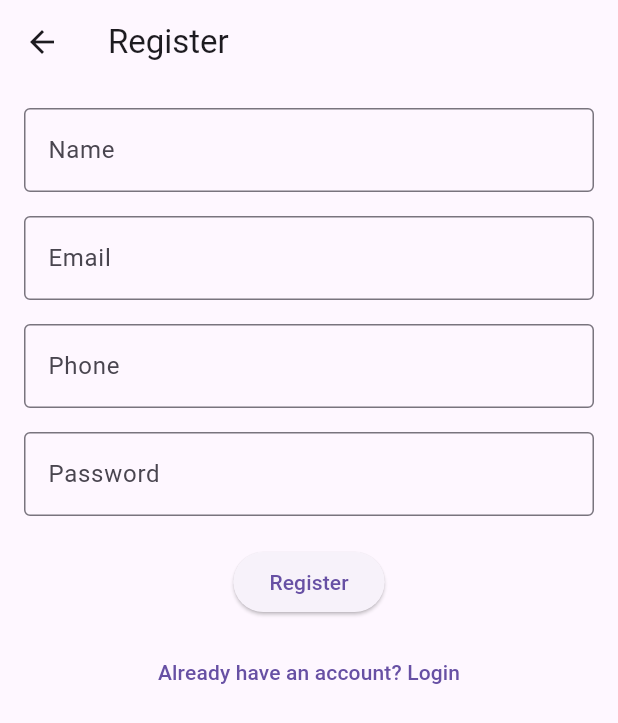
After one commit to MuhammadBrataH/gerak-mobile-app, a Flutter app: the RegisterView screen opened by its route, on a phone screen of 412 x 824 dp. The commit adds this screen. Shown: the top 723 px of the screen. Run offline on Flutter 3.47's test engine with Material 3 defaults, Android fonts, the phone set to English and light mode, and no system bars; our stand-ins replace dio, flutter_secure_storage, get; accounts and stored records are empty.

Commit message:
"logika create account"

```diff
--- a/lib/core/network/api_client.dart
+++ b/lib/core/network/api_client.dart
@@ -17,7 +17,7 @@ class ApiException implements Exception {
 }
 
 class ApiClient {
-  static const String baseUrl = 'http://192.168.137.252:5000';
+  static const String baseUrl = 'http://192.168.137.1:5000';
   static const String accessTokenKey = 'token';
   static const String refreshTokenKey = 'refreshToken';
 
@@ -27,7 +27,16 @@ class ApiClient {
   final List<Completer<void>> _refreshQueue = [];
 
   ApiClient({Dio? dio, FlutterSecureStorage? storage})
-    : _dio = dio ?? Dio(BaseOptions(baseUrl: baseUrl)),
+    : _dio =
+          dio ??
+          Dio(
+            BaseOptions(
+              baseUrl: baseUrl,
+              connectTimeout: const Duration(seconds: 10),
+              receiveTimeout: const Duration(seconds: 15),
+              sendTimeout: const Duration(seconds: 10),
+            ),
+          ),
       _storage = storage ?? const FlutterSecureStorage() {
     _dio.interceptors.add(
       InterceptorsWrapper(
--- a/lib/core/routes/app_pages.dart
+++ b/lib/core/routes/app_pages.dart
@@ -2,7 +2,9 @@ import 'app_routes.dart';
 import 'package:get/get.dart';
 import '../../features/auth/controllers/auth_binding.dart';
 import '../../features/auth/views/login_view.dart';
+import '../../features/auth/views/register_view.dart';
 import '../../features/events/views/dashboard_view.dart';
+import '../../features/events/bindings/event_binding.dart';
 
 class AppPages {
   static final List<GetPage> pages = [
@@ -14,8 +16,12 @@ class AppPages {
     GetPage(
       name: AppRoutes.dashboard,
       page: () => DashboardView(),
+      binding: EventBinding(),
+    ),
+    GetPage(
+      name: AppRoutes.register,
+      page: () => RegisterView(),
       binding: AuthBinding(),
-
     ),
     // Add more routes here
   ];
--- a/lib/features/auth/views/login_view.dart
+++ b/lib/features/auth/views/login_view.dart
@@ -1,5 +1,6 @@
 import 'package:flutter/material.dart';
 import 'package:get/get.dart';
+import '../../../core/routes/app_routes.dart';
 import '../controllers/auth_controller.dart';
 
 class LoginView extends StatefulWidget {
@@ -70,6 +71,11 @@ class _LoginViewState extends State<LoginView> {
                 ),
               ),
             ),
+            const SizedBox(height: 12),
+            TextButton(
+              onPressed: () => Get.toNamed(AppRoutes.register),
+              child: const Text('Create an account'),
+            ),
           ],
         ),
       ),
--- /dev/null
+++ b/lib/features/auth/views/register_view.dart
@@ -0,0 +1,110 @@
+import 'package:flutter/material.dart';
+import 'package:get/get.dart';
+import '../../../core/routes/app_routes.dart';
+import '../controllers/auth_controller.dart';
+
+class RegisterView extends StatefulWidget {
+  const RegisterView({super.key});
+
+  @override
+  State<RegisterView> createState() => _RegisterViewState();
+}
+
+class _RegisterViewState extends State<RegisterView> {
+  late TextEditingController emailController;
+  late TextEditingController passwordController;
+  late TextEditingController nameController;
+  late TextEditingController phoneController;
+
+  @override
+  void initState() {
+    super.initState();
+    emailController = TextEditingController();
+    passwordController = TextEditingController();
+    nameController = TextEditingController();
+    phoneController = TextEditingController();
+  }
+
+  @override
+  void dispose() {
+    emailController.dispose();
+    passwordController.dispose();
+    nameController.dispose();
+    phoneController.dispose();
+    super.dispose();
+  }
+
+  @override
+  Widget build(BuildContext context) {
+    final controller = Get.find<AuthController>();
+
+    return Scaffold(
+      appBar: AppBar(title: const Text('Register')),
+      body: Padding(
+        padding: const EdgeInsets.all(16.0),
+        child: SingleChildScrollView(
+          child: Column(
+            mainAxisAlignment: MainAxisAlignment.center,
+            children: [
+              TextField(
+                controller: nameController,
+                decoration: const InputDecoration(
+                  label: Text('Name'),
+                  border: OutlineInputBorder(),
+                ),
+              ),
+              const SizedBox(height: 16),
+              TextField(
+                controller: emailController,
+                decoration: const InputDecoration(
+                  label: Text('Email'),
+                  border: OutlineInputBorder(),
+                ),
+              ),
+              const SizedBox(height: 16),
+              TextField(
+                controller: phoneController,
+                decoration: const InputDecoration(
+                  label: Text('Phone'),
+                  border: OutlineInputBorder(),
+                ),
+              ),
+              const SizedBox(height: 16),
+              TextField(
+                controller: passwordController,
+                decoration: const InputDecoration(
+                  label: Text('Password'),
+                  border: OutlineInputBorder(),
+                ),
+                obscureText: true,
+              ),
+              const SizedBox(height: 20),
+              Obx(
+                () => ElevatedButton(
+                  onPressed: controller.isLoading.value
+                      ? null
+                      : () {
+                          controller.register(
+                            emailController.text,
+                            passwordController.text,
+                            nameController.text,
+                            phoneController.text,
+                          );
+                        },
+                  child: Text(
+                    controller.isLoading.value ? 'Loading...' : 'Register',
+                  ),
+                ),
+              ),
+              const SizedBox(height: 12),
+              TextButton(
+                onPressed: () => Get.offAllNamed(AppRoutes.login),
+                child: const Text('Already have an account? Login'),
+              ),
+            ],
+          ),
+        ),
+      ),
+    );
+  }
+}
--- /dev/null
+++ b/lib/features/events/bindings/event_binding.dart
@@ -0,0 +1,10 @@
+import 'package:get/get.dart';
+import '../controllers/event_controller.dart';
+
+class EventBinding extends Bindings {
+  @override
+  void dependencies() {
+    // Pakai lazyPut agar lebih hemat RAM (Controller baru dibuat saat halaman dibuka)
+    Get.lazyPut<EventController>(() => EventController());
+  }
+}
```
Also changed, not shown: lib/features/ratings/views/rating_view.dart (added).
